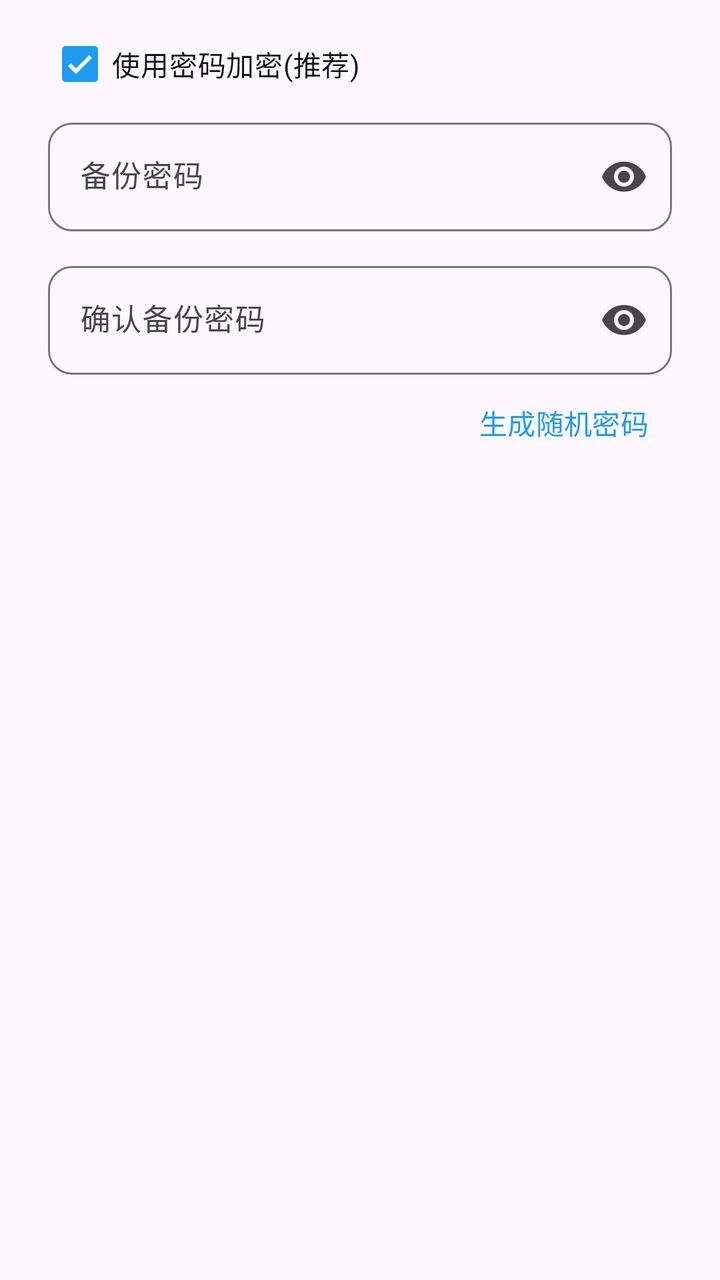
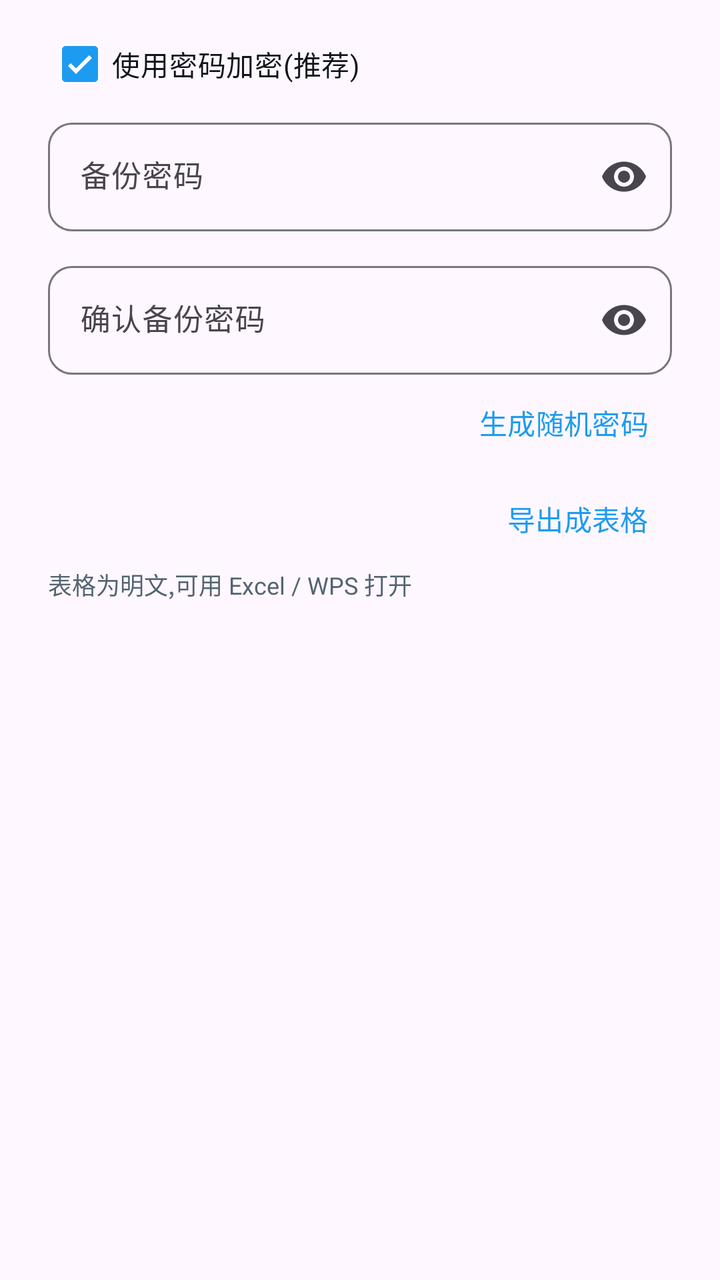

An Android layout rendered at two revisions. The XML below is the earlier revision; the diff shows what the commit changed to produce the second picture.
<!-- AndroidManifest.xml: application theme Theme.SaiAccountNote -->
<!-- res/layout/dialog_backup_export.xml -->
<?xml version="1.0" encoding="utf-8"?>
<LinearLayout xmlns:android="http://schemas.android.com/apk/res/android"
    xmlns:app="http://schemas.android.com/apk/res-auto"
    android:layout_width="match_parent"
    android:layout_height="wrap_content"
    android:orientation="vertical"
    android:paddingStart="24dp"
    android:paddingTop="8dp"
    android:paddingEnd="24dp">

    <com.google.android.material.checkbox.MaterialCheckBox
        android:id="@+id/cb_encrypt"
        android:layout_width="match_parent"
        android:layout_height="wrap_content"
        android:checked="true"
        android:text="使用密码加密(推荐)"
        android:textColor="@color/text_primary" />

    <LinearLayout
        android:id="@+id/layout_backup_password"
        android:layout_width="match_parent"
        android:layout_height="wrap_content"
        android:orientation="vertical">

        <com.google.android.material.textfield.TextInputLayout
            style="@style/Widget.Material3.TextInputLayout.OutlinedBox"
            android:layout_width="match_parent"
            android:layout_height="wrap_content"
            android:hint="备份密码"
            app:boxCornerRadiusBottomEnd="12dp"
            app:boxCornerRadiusBottomStart="12dp"
            app:boxCornerRadiusTopEnd="12dp"
            app:boxCornerRadiusTopStart="12dp"
            app:endIconMode="password_toggle">

            <com.google.android.material.textfield.TextInputEditText
                android:id="@+id/et_backup_password"
                android:layout_width="match_parent"
                android:layout_height="wrap_content"
                android:importantForAutofill="no"
                android:inputType="textPassword"
                android:maxLength="64"
                android:textSize="15sp" />
        </com.google.android.material.textfield.TextInputLayout>

        <com.google.android.material.textfield.TextInputLayout
            style="@style/Widget.Material3.TextInputLayout.OutlinedBox"
            android:layout_width="match_parent"
            android:layout_height="wrap_content"
            android:layout_marginTop="12dp"
            android:hint="确认备份密码"
            app:boxCornerRadiusBottomEnd="12dp"
            app:boxCornerRadiusBottomStart="12dp"
            app:boxCornerRadiusTopEnd="12dp"
            app:boxCornerRadiusTopStart="12dp"
            app:endIconMode="password_toggle">

            <com.google.android.material.textfield.TextInputEditText
                android:id="@+id/et_backup_password_confirm"
                android:layout_width="match_parent"
                android:layout_height="wrap_content"
                android:importantForAutofill="no"
                android:inputType="textPassword"
                android:maxLength="64"
                android:textSize="15sp" />
        </com.google.android.material.textfield.TextInputLayout>

        <com.google.android.material.button.MaterialButton
            android:id="@+id/btn_generate_password"
            style="@style/Widget.Material3.Button.TextButton"
            android:layout_width="wrap_content"
            android:layout_height="wrap_content"
            android:layout_gravity="end"
            android:text="生成随机密码"
            android:textColor="@color/accent" />
    </LinearLayout>

    <TextView
        android:id="@+id/tv_export_warning"
        android:layout_width="match_parent"
        android:layout_height="wrap_content"
        android:text="注意:不加密会把所有密码直接写在文件里,请仅在需要迁移到其它工具时使用。"
        android:textColor="@color/danger"
        android:textSize="13sp"
        android:visibility="gone" />

    <TextView
        android:id="@+id/tv_export_error"
        android:layout_width="match_parent"
        android:layout_height="wrap_content"
        android:layout_marginTop="8dp"
        android:textColor="@color/danger"
        android:textSize="13sp"
        android:visibility="gone" />

</LinearLayout>
<!-- resources referenced by this layout -->
<resources>
  <color name="accent">#1D9BF0</color>
  <color name="danger">#E5484D</color>
  <color name="text_primary">#0F1419</color>
  <style name="Theme.SaiAccountNote" parent="Base.Theme.SaiAccountNote" />
  <style name="Base.Theme.SaiAccountNote" parent="Theme.Material3.DayNight.NoActionBar">
          
          <item name="colorPrimary">@color/accent</item>
          <item name="colorOnPrimary">@color/white</item>
          <item name="colorSecondary">@color/accent</item>
          <item name="colorOnSecondary">@color/white</item>
      </style>
  <color name="white">#FFFFFFFF</color>
</resources>

<!-- the commit's change to res/layout/dialog_backup_export.xml (unified diff, before → after) -->
@@ -84,6 +84,24 @@
         android:textSize="13sp"
         android:visibility="gone" />
 
+    
+    <com.google.android.material.button.MaterialButton
+        android:id="@+id/btn_export_table"
+        style="@style/Widget.Material3.Button.TextButton"
+        android:layout_width="wrap_content"
+        android:layout_height="wrap_content"
+        android:layout_gravity="end"
+        android:text="导出成表格"
+        android:textColor="@color/accent" />
+
+    <TextView
+        android:id="@+id/tv_table_hint"
+        android:layout_width="match_parent"
+        android:layout_height="wrap_content"
+        android:text="表格为明文,可用 Excel / WPS 打开"
+        android:textColor="@color/text_secondary"
+        android:textSize="12sp" />
+
     <TextView
         android:id="@+id/tv_export_error"
         android:layout_width="match_parent"
<!-- resource entries referenced after the edit -->
@@ -3,6 +3,7 @@
   <color name="accent">#1D9BF0</color>
   <color name="danger">#E5484D</color>
   <color name="text_primary">#0F1419</color>
+  <color name="text_secondary">#536471</color>
   <style name="Theme.SaiAccountNote" parent="Base.Theme.SaiAccountNote" />
   <style name="Base.Theme.SaiAccountNote" parent="Theme.Material3.DayNight.NoActionBar">
           
